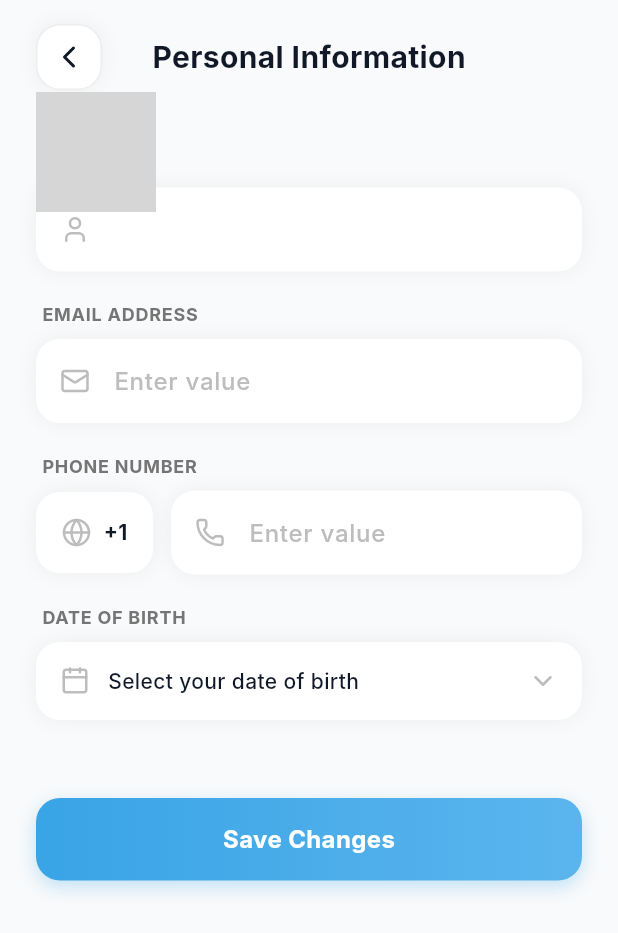
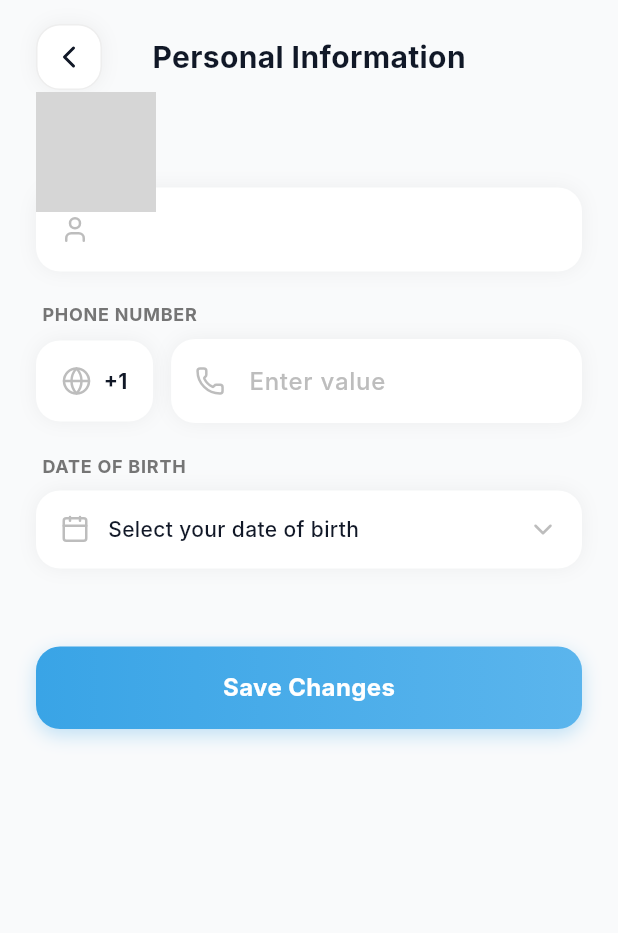
Before and after one commit to lamaRimawi/med_frontend, a Flutter app: the ProfileScreen screen opened directly with empty values, after a tap on "Edit Profile", on a phone screen of 412 x 824 dp. Shown: the top 933 px of the screen. Run offline on Flutter 3.47's test engine with Material 3 defaults, Android fonts, the phone set to English and light mode, and no system bars; drawn by our look-alikes of toastification; our stand-ins replace camera, device_info_plus, file_picker, fl_chart, flutter_animate, google_fonts and 9 more; missing offline and left inert: cunning_document_scanner, file_saver, flutter_facebook_auth, flutter_toast_notification, gal, syncfusion_flutter_pdfviewer; accounts and stored records are empty; network calls fail; Roboto replaces fonts that are missing (Inter); grey boxes are pictures that could not be loaded.

Commit message:
feat: Add phone number validation and enhance country code list in profile screen

```diff
--- a/lib/screens/profile_screen.dart
+++ b/lib/screens/profile_screen.dart
@@ -6,6 +6,7 @@ import 'dart:ui';
 import 'dart:io';
 import 'package:image_picker/image_picker.dart';
 import 'package:shared_preferences/shared_preferences.dart';
+import 'package:flutter/services.dart';
 import '../widgets/animated_bubble_background.dart';
 import '../widgets/theme_toggle.dart';
 import '../models/user_model.dart';
@@ -71,6 +72,8 @@ class _ProfileScreenState extends State<ProfileScreen>
     'allergies': '',
     'avatar': '',
   };
+
+  String? _phoneError;
 
   @override
   void initState() {
@@ -147,12 +150,35 @@ class _ProfileScreenState extends State<ProfileScreen>
   // Data Lists
   final List<Map<String, String>> _countryCodes = [
     {'code': '+1', 'country': 'United States', 'flag': '🇺🇸'},
+    {'code': '+1', 'country': 'Canada', 'flag': '🇨🇦'},
     {'code': '+44', 'country': 'United Kingdom', 'flag': '🇬🇧'},
     {'code': '+970', 'country': 'Palestine', 'flag': '🇵🇸'},
     {'code': '+972', 'country': 'Israel', 'flag': '🇮🇱'},
+    {'code': '+962', 'country': 'Jordan', 'flag': '🇯🇴'},
+    {'code': '+966', 'country': 'Saudi Arabia', 'flag': '🇸🇦'},
+    {'code': '+971', 'country': 'UAE', 'flag': '🇦🇪'},
+    {'code': '+20', 'country': 'Egypt', 'flag': '🇪🇬'},
+    {'code': '+961', 'country': 'Lebanon', 'flag': '🇱🇧'},
+    {'code': '+963', 'country': 'Syria', 'flag': '🇸🇾'},
+    {'code': '+964', 'country': 'Iraq', 'flag': '🇮🇶'},
+    {'code': '+965', 'country': 'Kuwait', 'flag': '🇰🇼'},
+    {'code': '+974', 'country': 'Qatar', 'flag': '🇶🇦'},
+    {'code': '+973', 'country': 'Bahrain', 'flag': '🇧🇭'},
+    {'code': '+968', 'country': 'Oman', 'flag': '🇴🇲'},
+    {'code': '+967', 'country': 'Yemen', 'flag': '🇾🇪'},
     {'code': '+91', 'country': 'India', 'flag': '🇮🇳'},
     {'code': '+86', 'country': 'China', 'flag': '🇨🇳'},
     {'code': '+81', 'country': 'Japan', 'flag': '🇯🇵'},
+    {'code': '+49', 'country': 'Germany', 'flag': '🇩🇪'},
+    {'code': '+33', 'country': 'France', 'flag': '🇫🇷'},
+    {'code': '+39', 'country': 'Italy', 'flag': '🇮🇹'},
+    {'code': '+34', 'country': 'Spain', 'flag': '🇪🇸'},
+    {'code': '+7', 'country': 'Russia', 'flag': '🇷🇺'},
+    {'code': '+61', 'country': 'Australia', 'flag': '🇦🇺'},
+    {'code': '+55', 'country': 'Brazil', 'flag': '🇧🇷'},
+    {'code': '+52', 'country': 'Mexico', 'flag': '🇲🇽'},
+    {'code': '+90', 'country': 'Turkey', 'flag': '🇹🇷'},
+    {'code': '+82', 'country': 'South Korea', 'flag': '🇰🇷'},
   ];
 
   final List<Map<String, dynamic>> _locations = [
@@ -320,7 +346,9 @@ class _ProfileScreenState extends State<ProfileScreen>
     final isDark = _isDarkMode;
 
     return Scaffold(
-      backgroundColor: isDark ? const Color(0xFF0F172A) : const Color(0xFFF5F5F5),
+      backgroundColor: isDark
+          ? const Color(0xFF0F172A)
+          : const Color(0xFFF5F5F5),
       body: Column(
         children: [
           // Blue Header with User Info
@@ -365,7 +393,10 @@ class _ProfileScreenState extends State<ProfileScreen>
                               height: 80,
                               decoration: BoxDecoration(
                                 shape: BoxShape.circle,
-                                border: Border.all(color: Colors.transparent, width: 0),
+                                border: Border.all(
+                                  color: Colors.transparent,
+                                  width: 0,
+                                ),
                                 image: DecorationImage(
                                   image: _imageFile != null
                                       ? FileImage(_imageFile!) as ImageProvider
@@ -476,19 +507,14 @@ class _ProfileScreenState extends State<ProfileScreen>
                   () => setState(() => _currentScreen = 'support'),
                 ),
                 const SizedBox(height: 12),
-                _buildMenuItem(
-                  LucideIcons.logOut,
-                  'Logout',
-                  () async {
+                _buildMenuItem(LucideIcons.logOut, 'Logout', () async {
                   // Show bottom sheet confirmation
                   final shouldLogout = await showModalBottomSheet<bool>(
                     context: context,
                     backgroundColor: Colors.transparent,
                     builder: (context) => Container(
                       decoration: BoxDecoration(
-                          color: isDark
-                              ? const Color(0xFF1E293B)
-                              : Colors.white,
+                        color: isDark ? const Color(0xFF1E293B) : Colors.white,
                         borderRadius: const BorderRadius.only(
                           topLeft: Radius.circular(24),
                           topRight: Radius.circular(24),
@@ -504,7 +530,9 @@ class _ProfileScreenState extends State<ProfileScreen>
                             style: TextStyle(
                               fontSize: 14,
                               fontWeight: FontWeight.w500,
-                                color: isDark ? Colors.white : const Color(0xFF111827),
+                              color: isDark
+                                  ? Colors.white
+                                  : const Color(0xFF111827),
                             ),
                             textAlign: TextAlign.center,
                           ),
@@ -515,7 +543,9 @@ class _ProfileScreenState extends State<ProfileScreen>
                                 child: GestureDetector(
                                   onTap: () => Navigator.pop(context, false),
                                   child: Container(
-                                      padding: const EdgeInsets.symmetric(vertical: 12),
+                                    padding: const EdgeInsets.symmetric(
+                                      vertical: 12,
+                                    ),
                                     decoration: BoxDecoration(
                                       color: Colors.transparent,
                                       border: Border.all(
@@ -527,7 +557,9 @@ class _ProfileScreenState extends State<ProfileScreen>
                                     child: Text(
                                       'Cancel',
                                       style: TextStyle(
-                                          color: isDark ? Colors.white : const Color(0xFF111827),
+                                        color: isDark
+                                            ? Colors.white
+                                            : const Color(0xFF111827),
                                         fontWeight: FontWeight.w600,
                                         fontSize: 14,
                                       ),
@@ -541,7 +573,9 @@ class _ProfileScreenState extends State<ProfileScreen>
                                 child: GestureDetector(
                                   onTap: () => Navigator.pop(context, true),
                                   child: Container(
-                                      padding: const EdgeInsets.symmetric(vertical: 12),
+                                    padding: const EdgeInsets.symmetric(
+                                      vertical: 12,
+                                    ),
                                     decoration: BoxDecoration(
                                       color: const Color(0xFF39A4E6),
                                       borderRadius: BorderRadius.circular(24),
@@ -572,18 +606,21 @@ class _ProfileScreenState extends State<ProfileScreen>
                     await AuthApi.logout();
                     widget.onLogout();
                   }
-                  },
-                  isLogout: true,
-                ),
-              ],
-            ),
-          ),
-        ],
-      ),
-    );
-  }
-
-  Widget _buildMenuItem(IconData icon, String title, VoidCallback onTap, {bool isLogout = false}) {
+                }, isLogout: true),
+              ],
+            ),
+          ),
+        ],
+      ),
+    );
+  }
+
+  Widget _buildMenuItem(
+    IconData icon,
+    String title,
+    VoidCallback onTap, {
+    bool isLogout = false,
+  }) {
     final isDark = _isDarkMode;
 
     return GestureDetector(
@@ -609,11 +646,7 @@ class _ProfileScreenState extends State<ProfileScreen>
                 color: const Color(0xFF39A4E6).withOpacity(0.1),
                 borderRadius: BorderRadius.circular(12),
               ),
-              child: Icon(
-                icon,
-                color: const Color(0xFF39A4E6),
-                size: 22,
-              ),
+              child: Icon(icon, color: const Color(0xFF39A4E6), size: 22),
             ),
             const SizedBox(width: 16),
             Expanded(
@@ -728,8 +761,6 @@ class _ProfileScreenState extends State<ProfileScreen>
     );
   }
 
-
-
   // --- Personal Info Screen ---
   Widget _buildPersonalInfoScreen() {
     final isDark = _isDarkMode;
@@ -740,7 +771,6 @@ class _ProfileScreenState extends State<ProfileScreen>
       child: Stack(
         children: [
           // Background Animation removed as requested
-
           SafeArea(
             child: Column(
               children: [
@@ -756,14 +786,6 @@ class _ProfileScreenState extends State<ProfileScreen>
                           LucideIcons.user,
                           _profileData['name'],
                           (val) => setState(() => _profileData['name'] = val),
-                        ),
-                        const SizedBox(height: 20),
-
-                        _buildLabel('EMAIL ADDRESS'),
-                        _buildTextField(
-                          LucideIcons.mail,
-                          _profileData['email'],
-                          (val) => setState(() => _profileData['email'] = val),
                         ),
                         const SizedBox(height: 20),
 
@@ -817,8 +839,16 @@ class _ProfileScreenState extends State<ProfileScreen>
                               child: _buildTextField(
                                 LucideIcons.phone,
                                 _profileData['phone'],
-                                (val) =>
-                                    setState(() => _profileData['phone'] = val),
+                                (val) => setState(() {
+                                  _profileData['phone'] = val;
+                                  if (_phoneError != null) _phoneError = null;
+                                }),
+                                keyboardType: TextInputType.phone,
+                                inputFormatters: [
+                                  FilteringTextInputFormatter.digitsOnly,
+                                  LengthLimitingTextInputFormatter(9),
+                                ],
+                                errorText: _phoneError,
                               ),
                             ),
                           ],
@@ -891,21 +921,67 @@ class _ProfileScreenState extends State<ProfileScreen>
                         const SizedBox(height: 20),
 
                         // Medical History and Allergies removed as requested
-
                         const SizedBox(height: 32),
                         GestureDetector(
                           onTap: () async {
+                            // Validation
+                            if (_profileData['name']
+                                .toString()
+                                .trim()
+                                .isEmpty) {
+                              ScaffoldMessenger.of(context).showSnackBar(
+                                const SnackBar(
+                                  content: Text('Please enter your full name'),
+                                  backgroundColor: Colors.red,
+                                ),
+                              );
+                              return;
+                            }
+                            // Phone validation
+                            final phone = _profileData['phone']
+                                .toString()
+                                .trim();
+                            if (phone.isNotEmpty && phone.length != 9) {
+                              setState(
+                                () => _phoneError =
+                                    'Phone number must be 9 digits',
+                              );
+                              return;
+                            }
+                            setState(() => _phoneError = null);
+                            if (_profileData['dateOfBirth']
+                                .toString()
+                                .isEmpty) {
+                              ScaffoldMessenger.of(context).showSnackBar(
+                                const SnackBar(
+                                  content: Text(
+                                    'Please select your date of birth',
+                                  ),
+                                  backgroundColor: Colors.red,
+                                ),
+                              );
+                              return;
+                            }
+
                             try {
                               // Split name into first and last
-                              final nameParts = _profileData['name'].toString().split(' ');
-                              final firstName = nameParts.isNotEmpty ? nameParts.first : '';
-                              final lastName = nameParts.length > 1 ? nameParts.sublist(1).join(' ') : '';
+                              final nameParts = _profileData['name']
+                                  .toString()
+                                  .split(' ');
+                              final firstName = nameParts.isNotEmpty
+                                  ? nameParts.first
+                                  : '';
+                              final lastName = nameParts.length > 1
+                                  ? nameParts.sublist(1).join(' ')
+                                  : '';
 
                               await UserService().updateUserProfile({
                                 'first_name': firstName,
                                 'last_name': lastName,
-                                'phone_number': '${_profileData['phonePrefix']}${_profileData['phone']}',
-                                'medical_history': _profileData['medicalHistory'],
+                                'phone_number':
+                                    '${_profileData['phonePrefix']}${_profileData['phone']}',
+                                'medical_history':
+                                    _profileData['medicalHistory'],
                                 'allergies': _profileData['allergies'],
                               });
 
@@ -915,7 +991,9 @@ class _ProfileScreenState extends State<ProfileScreen>
                               if (mounted) {
                                 ScaffoldMessenger.of(context).showSnackBar(
                                   const SnackBar(
-                                    content: Text('Profile updated successfully'),
+                                    content: Text(
+                                      'Profile updated successfully',
+                                    ),
                                     backgroundColor: Color(0xFF10B981),
                                   ),
                                 );
@@ -928,7 +1006,9 @@ class _ProfileScreenState extends State<ProfileScreen>
                               if (mounted) {
                                 ScaffoldMessenger.of(context).showSnackBar(
                                   SnackBar(
-                                    content: Text('Failed to update profile: $e'),
+                                    content: Text(
+                                      'Failed to update profile: $e',
+                                    ),
                                     backgroundColor: Colors.red,
                                   ),
                                 );
@@ -995,14 +1075,20 @@ class _ProfileScreenState extends State<ProfileScreen>
   Widget _buildTextField(
     IconData icon,
     String value,
-    Function(String) onChanged,
-  ) {
+    Function(String) onChanged, {
+    TextInputType? keyboardType,
+    List<TextInputFormatter>? inputFormatters,
+    String? errorText,
+  }) {
     final isDark = _isDarkMode;
     return Container(
       padding: const EdgeInsets.symmetric(horizontal: 16, vertical: 4),
       decoration: BoxDecoration(
         color: isDark ? const Color(0xFF111827) : Colors.white,
         borderRadius: BorderRadius.circular(16),
+        border: errorText != null
+            ? Border.all(color: Colors.red, width: 1)
+            : null,
         boxShadow: [
           BoxShadow(color: Colors.black.withOpacity(0.05), blurRadius: 10),
         ],
@@ -1013,15 +1099,27 @@ class _ProfileScreenState extends State<ProfileScreen>
             TextPosition(offset: value.length),
           ),
         onChanged: onChanged,
+        keyboardType: keyboardType,
+        inputFormatters: inputFormatters,
         style: TextStyle(
           color: isDark ? Colors.white : const Color(0xFF111827),
           fontWeight: FontWeight.w500,
         ),
         decoration: InputDecoration(
-          icon: Icon(icon, color: Colors.grey[400], size: 20),
+          icon: Icon(
+            icon,
+            color: errorText != null ? Colors.red : Colors.grey[400],
+            size: 20,
+          ),
           border: InputBorder.none,
           hintText: 'Enter value',
           hintStyle: TextStyle(color: Colors.grey[400]),
+          errorText: errorText,
+          errorStyle: const TextStyle(
+            color: Colors.red,
+            fontSize: 12,
+            fontWeight: FontWeight.w500,
+          ),
         ),
       ),
     );
```
Lines whose indentation alone changed are shown as unchanged.
